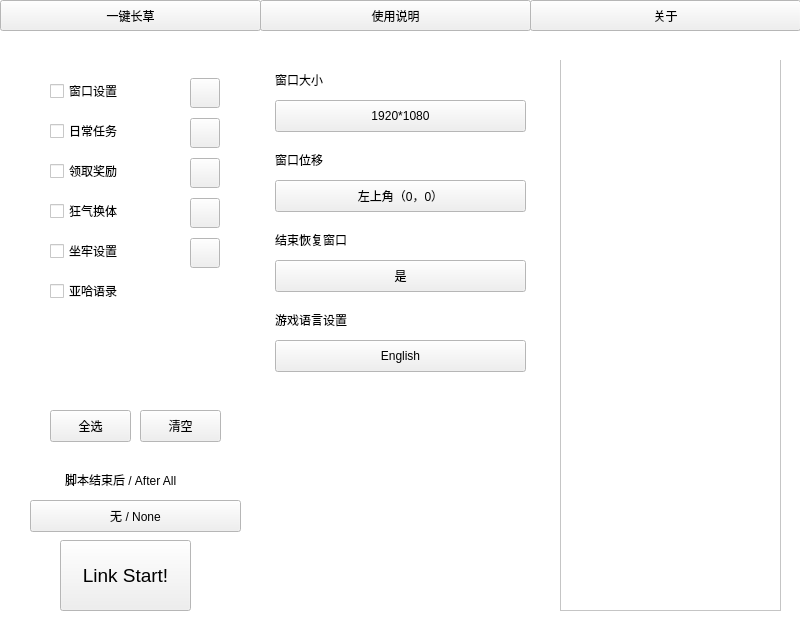
Old version of the form main_windows.ui in the repository KIYI671/AhabAssistantLimbusCompany.
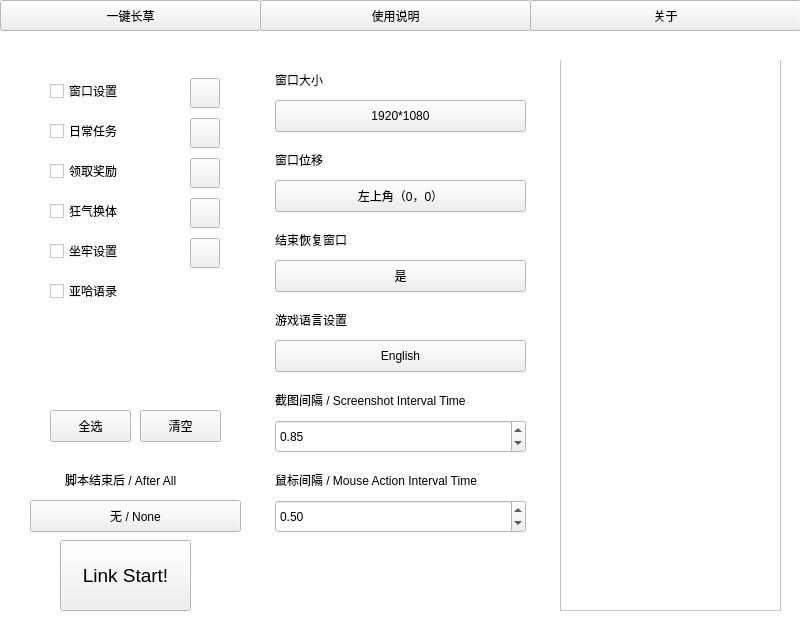
New version of the form. Icons and pictures are not drawn. Custom widgets are drawn as their Qt base class.

```diff
--- a/main_windows.ui
+++ b/main_windows.ui
@@ -485,6 +485,70 @@
          <string>English</string>
         </property>
        </widget>
+       <widget class="DoubleSpinBox" name="screenshot_interval_time">
+        <property name="geometry">
+         <rect>
+          <x>20</x>
+          <y>370</y>
+          <width>251</width>
+          <height>33</height>
+         </rect>
+        </property>
+        <property name="minimum">
+         <double>0.100000000000000</double>
+        </property>
+        <property name="singleStep">
+         <double>0.010000000000000</double>
+        </property>
+        <property name="value">
+         <double>0.850000000000000</double>
+        </property>
+       </widget>
+       <widget class="BodyLabel" name="screenshot_interval">
+        <property name="geometry">
+         <rect>
+          <x>20</x>
+          <y>340</y>
+          <width>251</width>
+          <height>20</height>
+         </rect>
+        </property>
+        <property name="text">
+         <string>截图间隔 / Screenshot Interval Time</string>
+        </property>
+       </widget>
+       <widget class="BodyLabel" name="mouse_action_interval">
+        <property name="geometry">
+         <rect>
+          <x>20</x>
+          <y>420</y>
+          <width>251</width>
+          <height>20</height>
+         </rect>
+        </property>
+        <property name="text">
+         <string>鼠标间隔 / Mouse Action Interval Time</string>
+        </property>
+       </widget>
+       <widget class="DoubleSpinBox" name="mouse_action_interval_time">
+        <property name="geometry">
+         <rect>
+          <x>20</x>
+          <y>450</y>
+          <width>251</width>
+          <height>33</height>
+         </rect>
+        </property>
+        <property name="minimum">
+         <double>0.100000000000000</double>
+        </property>
+        <property name="singleStep">
+         <double>0.010000000000000</double>
+        </property>
+        <property name="value">
+         <double>0.500000000000000</double>
+        </property>
+       </widget>
       </widget>
       <widget class="QWidget" name="daily_setting">
        <widget class="SpinBox" name="set_EXP_count">
@@ -1388,6 +1452,11 @@
    <extends>QSpinBox</extends>
    <header>qfluentwidgets</header>
   </customwidget>
+  <customwidget>
+   <class>DoubleSpinBox</class>
+   <extends>QDoubleSpinBox</extends>
+   <header>qfluentwidgets</header>
+  </customwidget>
  </customwidgets>
  <tabstops>
   <tabstop>set_windows</tabstop>
```
